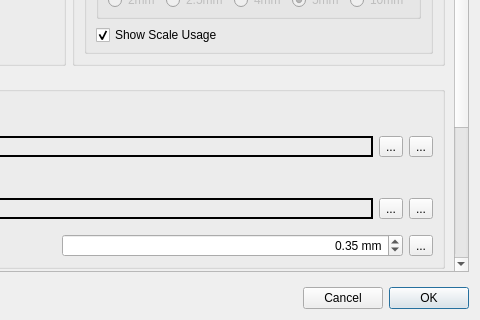
Qt form src/gui/ExportPdfDialog.ui (pythonscad/pythonscad) before a commit; both pictures show x 318 to 798 and y 263 to 583 of the 798 by 583 pixel window.
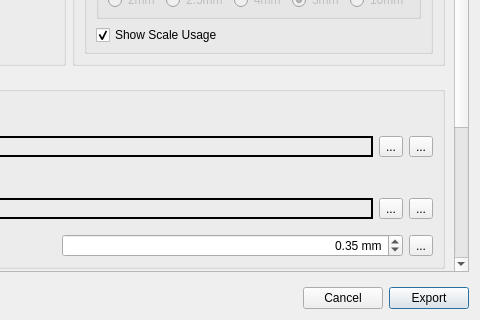
The same form after that commit. Icons and pictures are not drawn.

Commit message: feat(gui): GIMP-style Export and Export as (#1042)

```diff
--- a/src/gui/ExportPdfDialog.ui
+++ b/src/gui/ExportPdfDialog.ui
@@ -716,7 +716,7 @@
      <item>
       <widget class="QPushButton" name="pushButtonOk">
        <property name="text">
-        <string>OK</string>
+        <string>Export</string>
        </property>
        <property name="default">
         <bool>true</bool>
```
The commit also changes 31 other files.
